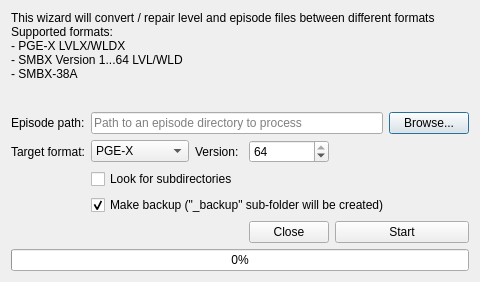
Above: Maintainer/EpisodeCvt/episode_converter.ui from WohlSoft/Moondust-Project before the change. Below: the same form after it.
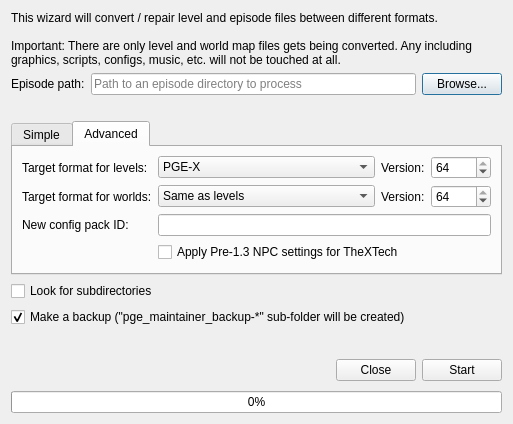
That is the form after the change. The open tabs and pages were chosen to show the change. Icons and pictures are not drawn.

Commit message:
Maintainer: Improved the levels/worlds converter
- Added simple/advanced modes (Issue #536)
- Allow separated level and world format choice
- Allow convert 38A format into different versions (INCOMPLETE)
- Initial support of SMBX-38A world map writes
- Allow converting legacy pre-1.3 episodes into modern TheXTech format with all necessary NPC tweaks enabled

The edit to the form file:
```diff
--- a/Maintainer/EpisodeCvt/episode_converter.ui
+++ b/Maintainer/EpisodeCvt/episode_converter.ui
@@ -6,8 +6,8 @@
    <rect>
     <x>0</x>
     <y>0</y>
-    <width>480</width>
-    <height>282</height>
+    <width>513</width>
+    <height>424</height>
    </rect>
   </property>
   <property name="windowTitle">
@@ -18,128 +18,502 @@
     <normaloff>:/maintainer.ico</normaloff>:/maintainer.ico</iconset>
   </property>
   <layout class="QGridLayout" name="gridLayout">
-   <item row="0" column="0" colspan="6">
-    <widget class="QLabel" name="label">
+   <item row="5" column="0" colspan="4">
+    <widget class="QCheckBox" name="makeBacup">
      <property name="text">
-      <string>This wizard will convert / repair level and episode files between different formats
-Supported formats:
-- PGE-X LVLX/WLDX
-- SMBX Version 1...64 LVL/WLD
-- SMBX-38A</string>
+      <string>Make a backup (&quot;pge_maintainer_backup-*&quot; sub-folder will be created)</string>
      </property>
-     <property name="alignment">
-      <set>Qt::AlignLeading|Qt::AlignLeft|Qt::AlignTop</set>
+     <property name="checked">
+      <bool>true</bool>
      </property>
-     <property name="wordWrap">
+    </widget>
+   </item>
+   <item row="8" column="0" colspan="4">
+    <widget class="QProgressBar" name="progressBar">
+     <property name="value">
+      <number>0</number>
+     </property>
+     <property name="textVisible">
       <bool>true</bool>
      </property>
     </widget>
    </item>
-   <item row="1" column="0">
-    <widget class="QLabel" name="label_2">
+   <item row="3" column="0" colspan="4">
+    <widget class="QTabWidget" name="convertModes">
+     <property name="sizePolicy">
+      <sizepolicy hsizetype="Preferred" vsizetype="Maximum">
+       <horstretch>0</horstretch>
+       <verstretch>0</verstretch>
+      </sizepolicy>
+     </property>
+     <property name="currentIndex">
+      <number>0</number>
+     </property>
+     <widget class="QWidget" name="modeSimple">
+      <attribute name="title">
+       <string>Simple</string>
+      </attribute>
+      <layout class="QGridLayout" name="gridLayout_3">
+       <item row="2" column="0">
+        <widget class="QComboBox" name="targetEngine">
+         <item>
+          <property name="text">
+           <string>[Choose an engine]</string>
+          </property>
+         </item>
+         <item>
+          <property name="text">
+           <string>Moondust Engine</string>
+          </property>
+         </item>
+         <item>
+          <property name="text">
+           <string>TheXTech</string>
+          </property>
+         </item>
+         <item>
+          <property name="text">
+           <string>SMBX2 (X2) Beta 3 / Beta 4 / Beta 5</string>
+          </property>
+         </item>
+         <item>
+          <property name="text">
+           <string>SMBX-38A v1.4.5</string>
+          </property>
+         </item>
+         <item>
+          <property name="text">
+           <string>SMBX-38A v1.4.4</string>
+          </property>
+         </item>
+         <item>
+          <property name="text">
+           <string>SMBX-38A v1.4.3</string>
+          </property>
+         </item>
+         <item>
+          <property name="text">
+           <string>SMBX-38A v1.4.2</string>
+          </property>
+         </item>
+         <item>
+          <property name="text">
+           <string>SMBX-38A v1.4.1</string>
+          </property>
+         </item>
+         <item>
+          <property name="text">
+           <string>SMBX-38A v1.4.0</string>
+          </property>
+         </item>
+         <item>
+          <property name="text">
+           <string>SMBX v1.3 (v1.3.0.1)</string>
+          </property>
+         </item>
+         <item>
+          <property name="text">
+           <string>SMBX v1.2.2</string>
+          </property>
+         </item>
+         <item>
+          <property name="text">
+           <string>SMBX v1.2.1</string>
+          </property>
+         </item>
+         <item>
+          <property name="text">
+           <string>SMBX v1.2</string>
+          </property>
+         </item>
+         <item>
+          <property name="text">
+           <string>SMBX v1.2 Beta 4</string>
+          </property>
+         </item>
+         <item>
+          <property name="text">
+           <string>SMBX v1.2 Beta 3</string>
+          </property>
+         </item>
+         <item>
+          <property name="text">
+           <string>SMBX v1.1.2</string>
+          </property>
+         </item>
+         <item>
+          <property name="text">
+           <string>SMBX v1.1.1</string>
+          </property>
+         </item>
+         <item>
+          <property name="text">
+           <string>SMBX v1.0.2</string>
+          </property>
+         </item>
+         <item>
+          <property name="text">
+           <string>SMBX v1.0</string>
+          </property>
+         </item>
+        </widget>
+       </item>
+       <item row="3" column="0">
+        <widget class="QCheckBox" name="respectPre13OptionsSimple">
+         <property name="toolTip">
+          <string>When converting legacy episodes made for the SMBX older than version 1.3,
+special setup for NPCs will be applied in order to keep their original behaviour.
+
+This option is only works if you convert episode for TheXTech.</string>
+         </property>
+         <property name="text">
+          <string>Apply Pre-1.3 NPC settings for TheXTech</string>
+         </property>
+        </widget>
+       </item>
+       <item row="1" column="0">
+        <widget class="QLabel" name="label_4">
+         <property name="sizePolicy">
+          <sizepolicy hsizetype="Preferred" vsizetype="Preferred">
+           <horstretch>0</horstretch>
+           <verstretch>0</verstretch>
+          </sizepolicy>
+         </property>
+         <property name="text">
+          <string>Select the engine for which you want to convert the episode:</string>
+         </property>
+        </widget>
+       </item>
+       <item row="4" column="0">
+        <spacer name="verticalSpacer_2">
+         <property name="orientation">
+          <enum>Qt::Vertical</enum>
+         </property>
+         <property name="sizeType">
+          <enum>QSizePolicy::Expanding</enum>
+         </property>
+         <property name="sizeHint" stdset="0">
+          <size>
+           <width>20</width>
+           <height>91</height>
+          </size>
+         </property>
+        </spacer>
+       </item>
+      </layout>
+     </widget>
+     <widget class="QWidget" name="modeAdvanced">
+      <attribute name="title">
+       <string>Advanced</string>
+      </attribute>
+      <layout class="QGridLayout" name="gridLayout_2">
+       <item row="1" column="3">
+        <widget class="QSpinBox" name="targetFormatWldVer">
+         <property name="sizePolicy">
+          <sizepolicy hsizetype="Maximum" vsizetype="Fixed">
+           <horstretch>0</horstretch>
+           <verstretch>0</verstretch>
+          </sizepolicy>
+         </property>
+         <property name="minimumSize">
+          <size>
+           <width>60</width>
+           <height>0</height>
+          </size>
+         </property>
+         <property name="maximum">
+          <number>64</number>
+         </property>
+         <property name="value">
+          <number>64</number>
+         </property>
+        </widget>
+       </item>
+       <item row="3" column="1" colspan="3">
+        <widget class="QCheckBox" name="respectPre13Options">
+         <property name="toolTip">
+          <string>When converting legacy episodes made for the SMBX older than version 1.3,
+special setup for NPCs will be applied in order to keep their original behaviour.
+
+This option is only works if you convert episode for TheXTech.</string>
+         </property>
+         <property name="text">
+          <string>Apply Pre-1.3 NPC settings for TheXTech</string>
+         </property>
+        </widget>
+       </item>
+       <item row="0" column="0">
+        <widget class="QLabel" name="label_3">
+         <property name="sizePolicy">
+          <sizepolicy hsizetype="Maximum" vsizetype="Preferred">
+           <horstretch>0</horstretch>
+           <verstretch>0</verstretch>
+          </sizepolicy>
+         </property>
+         <property name="text">
+          <string>Target format for levels:</string>
+         </property>
+        </widget>
+       </item>
+       <item row="0" column="3">
+        <widget class="QSpinBox" name="targetFormatVer">
+         <property name="sizePolicy">
+          <sizepolicy hsizetype="Maximum" vsizetype="Fixed">
+           <horstretch>0</horstretch>
+           <verstretch>0</verstretch>
+          </sizepolicy>
+         </property>
+         <property name="minimumSize">
+          <size>
+           <width>60</width>
+           <height>0</height>
+          </size>
+         </property>
+         <property name="maximum">
+          <number>64</number>
+         </property>
+         <property name="value">
+          <number>64</number>
+         </property>
+        </widget>
+       </item>
+       <item row="1" column="1">
+        <widget class="QComboBox" name="targetFormatWld">
+         <item>
+          <property name="text">
+           <string>Same as levels</string>
+          </property>
+         </item>
+         <item>
+          <property name="text">
+           <string notr="true">PGE-X</string>
+          </property>
+         </item>
+         <item>
+          <property name="text">
+           <string notr="true">SMBX</string>
+          </property>
+         </item>
+         <item>
+          <property name="text">
+           <string notr="true">SMBX-38A</string>
+          </property>
+         </item>
+        </widget>
+       </item>
+       <item row="1" column="2">
+        <widget class="QLabel" name="targetFormatWldVerLabel">
+         <property name="sizePolicy">
+          <sizepolicy hsizetype="Maximum" vsizetype="Preferred">
+           <horstretch>0</horstretch>
+           <verstretch>0</verstretch>
+          </sizepolicy>
+         </property>
+         <property name="text">
+          <string>Version:</string>
+         </property>
+        </widget>
+       </item>
+       <item row="0" column="2">
+        <widget class="QLabel" name="targetFormatVerLabel">
+         <property name="sizePolicy">
+          <sizepolicy hsizetype="Maximum" vsizetype="Preferred">
+           <horstretch>0</horstretch>
+           <verstretch>0</verstretch>
+          </sizepolicy>
+         </property>
+         <property name="text">
+          <string>Version:</string>
+         </property>
+        </widget>
+       </item>
+       <item row="1" column="0">
+        <widget class="QLabel" name="label_5">
+         <property name="sizePolicy">
+          <sizepolicy hsizetype="Maximum" vsizetype="Preferred">
+           <horstretch>0</horstretch>
+           <verstretch>0</verstretch>
+          </sizepolicy>
+         </property>
+         <property name="text">
+          <string>Target format for worlds:</string>
+         </property>
+        </widget>
+       </item>
+       <item row="0" column="1">
+        <widget class="QComboBox" name="targetFormat">
+         <item>
+          <property name="text">
+           <string notr="true">PGE-X</string>
+          </property>
+         </item>
+         <item>
+          <property name="text">
+           <string notr="true">SMBX</string>
+          </property>
+         </item>
+         <item>
+          <property name="text">
+           <string notr="true">SMBX-38A</string>
+          </property>
+         </item>
+        </widget>
+       </item>
+       <item row="2" column="0">
+        <widget class="QLabel" name="label_6">
+         <property name="text">
+          <string>New config pack ID:</string>
+         </property>
+        </widget>
+       </item>
+       <item row="2" column="1" colspan="3">
+        <widget class="QLineEdit" name="targetCPID"/>
+       </item>
+      </layout>
+     </widget>
+    </widget>
+   </item>
+   <item row="1" column="3">
+    <widget class="QPushButton" name="browse">
+     <property name="sizePolicy">
+      <sizepolicy hsizetype="Maximum" vsizetype="Fixed">
+       <horstretch>0</horstretch>
+       <verstretch>0</verstretch>
+      </sizepolicy>
+     </property>
      <property name="text">
-      <string>Episode path:</string>
+      <string>Browse...</string>
      </property>
     </widget>
    </item>
-   <item row="1" column="1" colspan="4">
+   <item row="1" column="1" colspan="2">
     <widget class="QLineEdit" name="episodePath">
      <property name="placeholderText">
       <string>Path to an episode directory to process</string>
      </property>
     </widget>
    </item>
-   <item row="1" column="5">
-    <widget class="QPushButton" name="browse">
-     <property name="text">
-      <string>Browse...</string>
-     </property>
-    </widget>
-   </item>
-   <item row="2" column="0">
-    <widget class="QLabel" name="label_3">
-     <property name="text">
-      <string>Target format:</string>
-     </property>
-    </widget>
-   </item>
-   <item row="2" column="1">
-    <widget class="QComboBox" name="targetFormat">
-     <item>
-      <property name="text">
-       <string notr="true">PGE-X</string>
-      </property>
-     </item>
-     <item>
-      <property name="text">
-       <string notr="true">SMBX-1...64</string>
-      </property>
-     </item>
-     <item>
-      <property name="text">
-       <string notr="true">SMBX-38A</string>
-      </property>
-     </item>
-    </widget>
-   </item>
-   <item row="2" column="2">
-    <widget class="QLabel" name="label_4">
-     <property name="text">
-      <string>Version:</string>
-     </property>
-    </widget>
-   </item>
-   <item row="2" column="3">
-    <widget class="QSpinBox" name="targetFormatVer">
-     <property name="maximum">
-      <number>64</number>
-     </property>
-     <property name="value">
-      <number>64</number>
-     </property>
-    </widget>
-   </item>
-   <item row="3" column="1" colspan="5">
+   <item row="4" column="0" colspan="4">
     <widget class="QCheckBox" name="lookForSubDirs">
      <property name="text">
       <string>Look for subdirectories</string>
      </property>
     </widget>
    </item>
-   <item row="4" column="1" colspan="5">
-    <widget class="QCheckBox" name="makeBacup">
+   <item row="1" column="0">
+    <widget class="QLabel" name="label_2">
+     <property name="sizePolicy">
+      <sizepolicy hsizetype="Maximum" vsizetype="Preferred">
+       <horstretch>0</horstretch>
+       <verstretch>0</verstretch>
+      </sizepolicy>
+     </property>
      <property name="text">
-      <string>Make backup (&quot;_backup&quot; sub-folder will be created)</string>
+      <string>Episode path:</string>
      </property>
-     <property name="checked">
-      <bool>true</bool>
-     </property>
     </widget>
    </item>
-   <item row="5" column="3">
-    <widget class="QPushButton" name="closeBox">
-     <property name="text">
-      <string>Close</string>
+   <item row="6" column="0" colspan="4">
+    <spacer name="verticalSpacer">
+     <property name="orientation">
+      <enum>Qt::Vertical</enum>
      </property>
-    </widget>
+     <property name="sizeType">
+      <enum>QSizePolicy::Expanding</enum>
+     </property>
+     <property name="sizeHint" stdset="0">
+      <size>
+       <width>0</width>
+       <height>123</height>
+      </size>
+     </property>
+    </spacer>
    </item>
-   <item row="5" column="4" colspan="2">
-    <widget class="QPushButton" name="DoMadJob">
-     <property name="text">
-      <string>Start</string>
+   <item row="7" column="0" colspan="4">
+    <widget class="QFrame" name="frame">
+     <property name="minimumSize">
+      <size>
+       <width>0</width>
+       <height>29</height>
+      </size>
      </property>
+     <property name="frameShape">
+      <enum>QFrame::NoFrame</enum>
+     </property>
+     <property name="frameShadow">
+      <enum>QFrame::Raised</enum>
+     </property>
+     <layout class="QHBoxLayout" name="horizontalLayout">
+      <property name="leftMargin">
+       <number>0</number>
+      </property>
+      <property name="topMargin">
+       <number>0</number>
+      </property>
+      <property name="rightMargin">
+       <number>0</number>
+      </property>
+      <property name="bottomMargin">
+       <number>0</number>
+      </property>
+      <item>
+       <spacer name="horizontalSpacer">
+        <property name="orientation">
+         <enum>Qt::Horizontal</enum>
+        </property>
+        <property name="sizeHint" stdset="0">
+         <size>
+          <width>261</width>
+          <height>20</height>
+         </size>
+        </property>
+       </spacer>
+      </item>
+      <item>
+       <widget class="QPushButton" name="closeBox">
+        <property name="text">
+         <string>Close</string>
+        </property>
+       </widget>
+      </item>
+      <item>
+       <widget class="QPushButton" name="DoMadJob">
+        <property name="text">
+         <string>Start</string>
+        </property>
+       </widget>
+      </item>
+     </layout>
     </widget>
    </item>
-   <item row="6" column="0" colspan="6">
-    <widget class="QProgressBar" name="progressBar">
-     <property name="value">
-      <number>0</number>
+   <item row="0" column="0" colspan="4">
+    <widget class="QLabel" name="label">
+     <property name="sizePolicy">
+      <sizepolicy hsizetype="Preferred" vsizetype="Maximum">
+       <horstretch>0</horstretch>
+       <verstretch>0</verstretch>
+      </sizepolicy>
      </property>
-     <property name="textVisible">
+     <property name="text">
+      <string>This wizard will convert / repair level and episode files between different formats.
+
+Important: There are only level and world map files gets being converted. Any including graphics, scripts, configs, music, etc. will not be touched at all.</string>
+     </property>
+     <property name="alignment">
+      <set>Qt::AlignLeading|Qt::AlignLeft|Qt::AlignTop</set>
+     </property>
+     <property name="wordWrap">
       <bool>true</bool>
      </property>
     </widget>
    </item>
+   <item row="2" column="0" colspan="4">
+    <widget class="QLabel" name="detectedFormatLabel">
+     <property name="text">
+      <string notr="true"/>
+     </property>
+    </widget>
+   </item>
   </layout>
  </widget>
  <resources>
```
Left out of the diff: 35 changed lines with no effect on the pictures. The commit also changes 4 other files.
